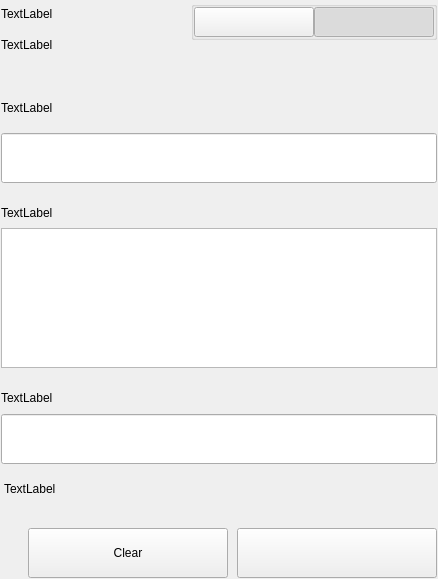
The window that src/qt/encocoin/settings/forms/settingssignmessagewidgets.ui (kopernikus-git/xnk-1) describes before a commit, drawn with Qt 5.
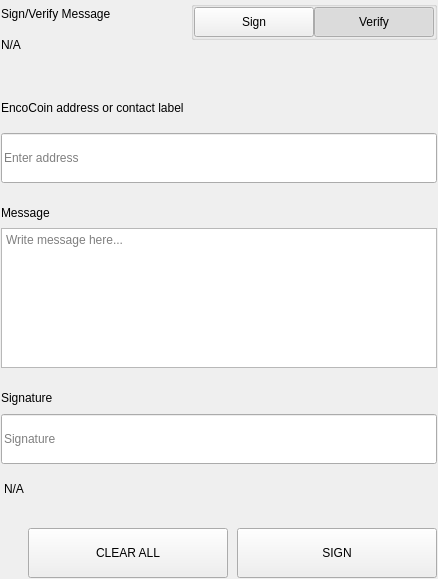
The same window after the commit.

The edit to the form file:
```diff
--- a/src/qt/encocoin/settings/forms/settingssignmessagewidgets.ui
+++ b/src/qt/encocoin/settings/forms/settingssignmessagewidgets.ui
@@ -75,14 +75,14 @@
              <item>
               <widget class="QLabel" name="labelTitle">
                <property name="text">
-                <string>TextLabel</string>
+                <string>Sign/Verify Message</string>
                </property>
               </widget>
              </item>
              <item>
               <widget class="QLabel" name="labelSubtitle1">
                <property name="text">
-                <string>TextLabel</string>
+                <string notr="true">N/A</string>
                </property>
                <property name="wordWrap">
                 <bool>true</bool>
@@ -162,7 +162,7 @@
                     <enum>Qt::NoFocus</enum>
                    </property>
                    <property name="text">
-                    <string/>
+                    <string>Sign</string>
                    </property>
                    <property name="checkable">
                     <bool>true</bool>
@@ -190,7 +190,7 @@
                     <enum>Qt::NoFocus</enum>
                    </property>
                    <property name="text">
-                    <string/>
+                    <string>Verify</string>
                    </property>
                    <property name="checkable">
                     <bool>true</bool>
@@ -276,7 +276,7 @@
                </size>
               </property>
               <property name="text">
-               <string>TextLabel</string>
+               <string>EncoCoin address or contact label</string>
               </property>
              </widget>
             </item>
@@ -294,6 +294,9 @@
                 <height>50</height>
                </size>
               </property>
+              <property name="placeholderText">
+               <string>Enter address</string>
+              </property>
              </widget>
             </item>
            </layout>
@@ -335,7 +338,7 @@
               </size>
              </property>
              <property name="text">
-              <string>TextLabel</string>
+              <string>Message</string>
              </property>
             </widget>
            </item>
@@ -353,6 +356,9 @@
                <height>140</height>
               </size>
              </property>
+             <property name="placeholderText">
+              <string>Write message here...</string>
+             </property>
             </widget>
            </item>
           </layout>
@@ -415,7 +421,7 @@
                </size>
               </property>
               <property name="text">
-               <string>TextLabel</string>
+               <string>Signature</string>
               </property>
              </widget>
             </item>
@@ -427,6 +433,9 @@
                 <height>50</height>
                </size>
               </property>
+              <property name="placeholderText">
+               <string>Signature</string>
+              </property>
              </widget>
             </item>
            </layout>
@@ -438,7 +447,7 @@
             <string notr="true">padding-top:5px;</string>
            </property>
            <property name="text">
-            <string>TextLabel</string>
+            <string notr="true">N/A</string>
            </property>
           </widget>
          </item>
@@ -491,7 +500,7 @@
               <enum>Qt::NoFocus</enum>
              </property>
              <property name="text">
-              <string>Clear</string>
+              <string>CLEAR ALL</string>
              </property>
             </widget>
            </item>
@@ -513,7 +522,7 @@
               <enum>Qt::NoFocus</enum>
              </property>
              <property name="text">
-              <string/>
+              <string>SIGN</string>
              </property>
             </widget>
            </item>
```
